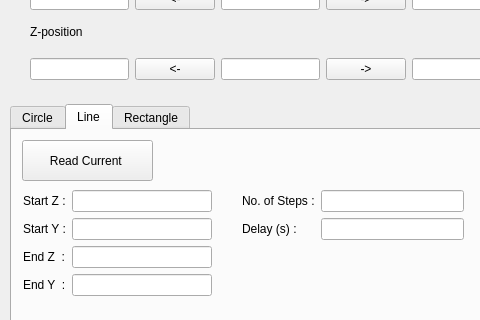
Above: uiESP300.ui from pdera/laser_cutting before the change; both pictures show x 0 to 480 and y 186 to 506 of the 647 by 672 pixel window. Below: the same form after it.
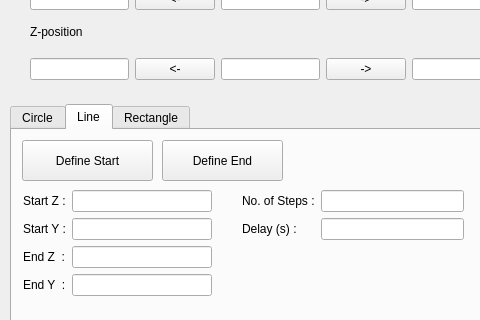
That is the form after the change.

Commit message: Fixed z,y motor indexing, I think. Added define start and define end buttons for line segment coordinate definition.

What changed in the file:
```diff
--- a/uiESP300.ui
+++ b/uiESP300.ui
@@ -481,10 +481,10 @@
       </rect>
      </property>
      <property name="text">
-      <string>Read Current </string>
+      <string>Define Start</string>
      </property>
     </widget>
-    <widget class="QWidget" name="">
+    <widget class="QWidget" name="layoutWidget">
      <property name="geometry">
       <rect>
        <x>11</x>
@@ -536,7 +536,7 @@
       </item>
      </layout>
     </widget>
-    <widget class="QWidget" name="">
+    <widget class="QWidget" name="layoutWidget">
      <property name="geometry">
       <rect>
        <x>230</x>
@@ -568,6 +568,19 @@
       </item>
      </layout>
     </widget>
+    <widget class="QPushButton" name="pushButton_DefineEndLine">
+     <property name="geometry">
+      <rect>
+       <x>150</x>
+       <y>10</y>
+       <width>121</width>
+       <height>41</height>
+      </rect>
+     </property>
+     <property name="text">
+      <string>Define End</string>
+     </property>
+    </widget>
    </widget>
    <widget class="QWidget" name="tab_3">
     <attribute name="title">
```
Left out of the diff: 2 changed lines with no effect on the pictures. The commit also changes 1 other file.
